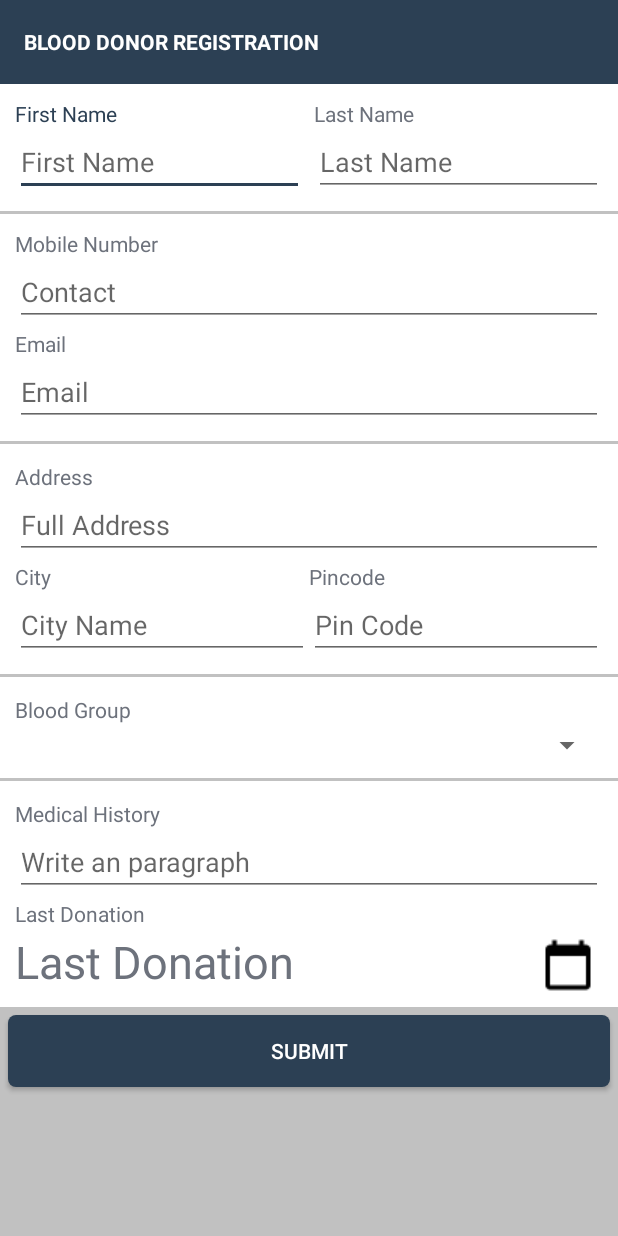
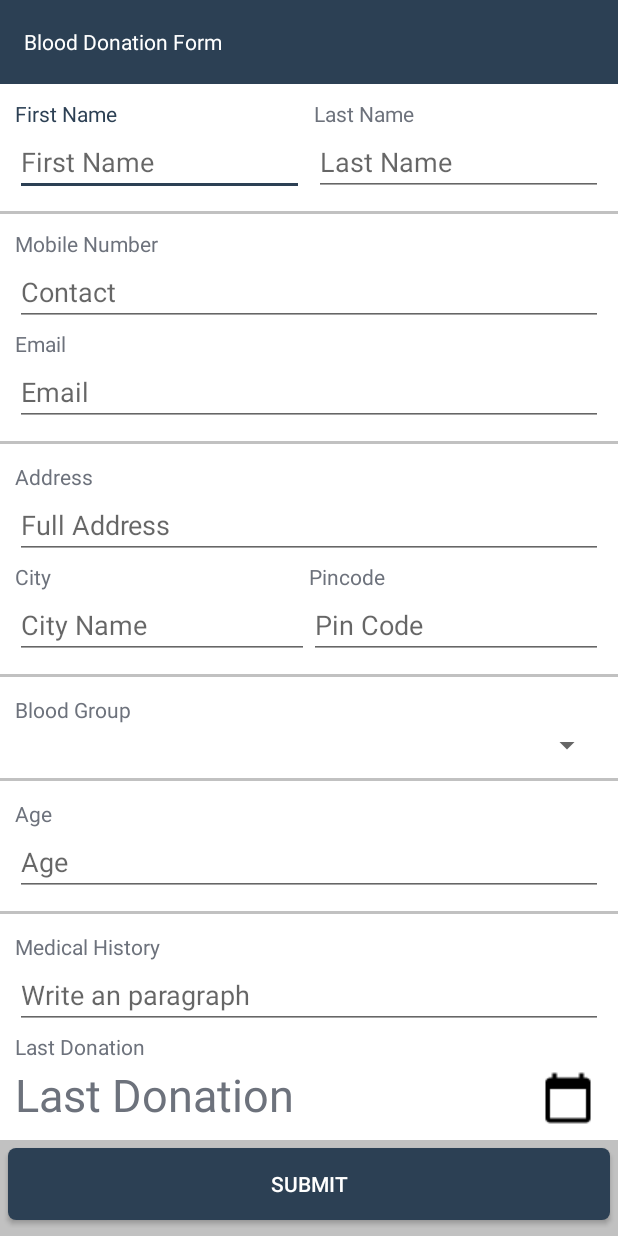
Before and after one commit to nachikamod/Blood_Donation_App, an Android app: the DonorDatabase screen opened directly, with no data from a screen before it, on a phone screen of 412 x 824 dp. Run offline under Robolectric (Android 15) with nearby library versions, the phone set to English and light mode, and no system bars; our stand-ins replace Firebase (no records; nobody signed in at launch, a user with empty details on screens opened directly).

Commit message:
Update 2
+ Navigation Menu added

Signed-off-by: Nachiket Kamod <47713768+nachikamod@users.noreply.github.com>

```diff
--- a/app/src/main/java/com/blood/jiwandan/DonorDatabase.java
+++ b/app/src/main/java/com/blood/jiwandan/DonorDatabase.java
@@ -34,8 +34,8 @@ import java.util.Hashtable;
 
 public class DonorDatabase extends AppCompatActivity implements AdapterView.OnItemSelectedListener, DatePickerDialog.OnDateSetListener{
 
-    private EditText firstName, lastName, mobileNumber, emailId, address, city, pincode, medicalHistory;
-    private TextView t_firstName, t_lastName, t_mobileNumber, t_emailId, t_address, t_city, t_pincode, t_medicalHistory, dateSetter;
+    private EditText firstName, lastName, mobileNumber, emailId, address, city, pincode, medicalHistory, age;
+    private TextView t_firstName, t_lastName, t_mobileNumber, t_emailId, t_address, t_city, t_pincode, t_medicalHistory, dateSetter, t_age;
     private Button submitTheForm;
     private Spinner bloodGroupList;
     private ImageView calendarButton;
@@ -300,6 +300,19 @@ public class DonorDatabase extends AppCompatActivity implements AdapterView.OnIt
                 }
             }
         });
+
+        age.setOnFocusChangeListener(new View.OnFocusChangeListener() {
+            @Override
+            public void onFocusChange(View view, boolean b) {
+                if (b) {
+                    t_age.setTextColor(Color.parseColor("#2c4054"));
+                }
+
+                else {
+                    t_age.setTextColor(Color.parseColor("#6d727c"));
+                }
+            }
+        });
     }
 
     private void initializeFields() {
@@ -312,6 +325,7 @@ public class DonorDatabase extends AppCompatActivity implements AdapterView.OnIt
         city = (EditText) findViewById(R.id.city_input);
         pincode = (EditText) findViewById(R.id.pin_code_input);
         medicalHistory = (EditText) findViewById(R.id.medical_history_input);
+        age = (EditText) findViewById(R.id.age_input);
 
         t_firstName = (TextView) findViewById(R.id.first_name);
         t_lastName = (TextView) findViewById(R.id.last_name);
@@ -321,7 +335,9 @@ public class DonorDatabase extends AppCompatActivity implements AdapterView.OnIt
         t_city = (TextView) findViewById(R.id.city);
         t_pincode = (TextView) findViewById(R.id.pin_code);
         t_medicalHistory = (TextView) findViewById(R.id.medical_history);
+        t_age = (TextView) findViewById(R.id.age_text);
         dateSetter = (TextView) findViewById(R.id.date);
+
 
         bloodGroupList = (Spinner) findViewById(R.id.bloodGroups);
 
--- a/app/src/main/res/layout/activity_donor_database.xml
+++ b/app/src/main/res/layout/activity_donor_database.xml
@@ -1,5 +1,5 @@
 <?xml version="1.0" encoding="utf-8"?>
-<RelativeLayout xmlns:android="http://schemas.android.com/apk/res/android"
+<androidx.drawerlayout.widget.DrawerLayout xmlns:android="http://schemas.android.com/apk/res/android"
     xmlns:tools="http://schemas.android.com/tools"
     android:layout_width="match_parent"
     android:layout_height="match_parent"
@@ -7,26 +7,12 @@
     tools:context=".DonorDatabase">
 
 
-    <androidx.appcompat.widget.Toolbar
-        android:id="@+id/my_toolbar"
+    <LinearLayout
+
         android:layout_width="match_parent"
-        android:layout_height="wrap_content"
-        android:background="#2c4054">
-
-        <TextView
-            android:layout_width="wrap_content"
-            android:layout_height="wrap_content"
-            android:text="BLOOD DONOR REGISTRATION"
-            android:textColor="@color/white"
-            android:textStyle="bold">
-
-        </TextView>
-
-    </androidx.appcompat.widget.Toolbar>
-
+        android:layout_height="match_parent">
 
         <ScrollView
-        android:layout_below="@+id/my_toolbar"
             android:background="#c1c1c1"
             android:layout_width="match_parent"
             android:layout_height="match_parent">
@@ -36,7 +22,23 @@
                 android:layout_height="wrap_content"
                 tools:targetApi="o">
 
+                <androidx.appcompat.widget.Toolbar
+                    android:id="@+id/donor_toolbar"
+                    android:layout_width="match_parent"
+                    android:layout_height="wrap_content"
+                    android:background="@color/colorAccent">
+
+                    <TextView
+                        android:layout_width="wrap_content"
+                        android:layout_height="wrap_content"
+                        android:text="Blood Donation Form"
+                        android:textColor="@color/white">
+                    </TextView>
+
+                </androidx.appcompat.widget.Toolbar>
+
                 <RelativeLayout
+                    android:layout_below="@+id/donor_toolbar"
                     android:id="@+id/name_container"
                     android:background="@color/white"
                     android:padding="10dp"
@@ -274,6 +276,36 @@
 
                 <RelativeLayout
                     android:layout_below="@+id/blood_groups"
+                    android:background="@color/white"
+                    android:padding="10dp"
+                    android:layout_marginTop="2dp"
+                    android:id="@+id/age"
+                    android:layout_width="match_parent"
+                    android:layout_height="wrap_content">
+
+                    <TextView
+                        android:id="@+id/age_text"
+                        android:layout_width="wrap_content"
+                        android:layout_height="wrap_content"
+                        android:text="Age"
+                        android:textColor="#6d727c"
+                        android:layout_marginTop="2dp"/>
+
+                    <EditText
+                        android:layout_below="@+id/age_text"
+                        android:id="@+id/age_input"
+                        android:ems="10"
+                        android:gravity="start|top"
+                        android:inputType="number"
+                        android:hint="Age"
+                        android:layout_width="match_parent"
+                        android:layout_height="wrap_content"
+                        />
+
+                </RelativeLayout>
+
+                <RelativeLayout
+                    android:layout_below="@id/age"
                     android:id="@+id/disease_info"
                     android:layout_width="match_parent"
                     android:layout_height="wrap_content"
@@ -350,4 +382,16 @@
 
         </ScrollView>
 
-</RelativeLayout>
+    </LinearLayout>
+
+    <com.google.android.material.navigation.NavigationView
+        android:layout_width="wrap_content"
+        android:layout_height="match_parent"
+        app:menu="@menu/navigation_menu"
+        android:layout_gravity="start"
+        >
+
+    </com.google.android.material.navigation.NavigationView>
+
+
+</androidx.drawerlayout.widget.DrawerLayout>
--- /dev/null
+++ b/app/src/main/res/menu/navigation_menu.xml
@@ -0,0 +1,8 @@
+<?xml version="1.0" encoding="utf-8"?>
+<menu xmlns:android="http://schemas.android.com/apk/res/android">
+
+    <item android:id="@+id/nav_account_login"
+        android:title="Hospital Account">
+    </item>
+
+</menu>
```
Lines whose indentation alone changed are shown as unchanged.
